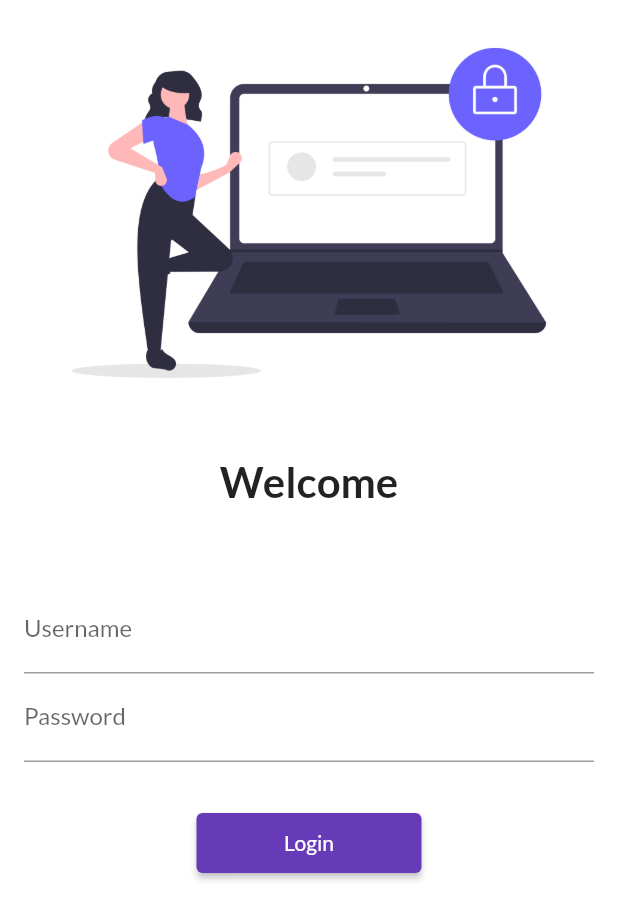
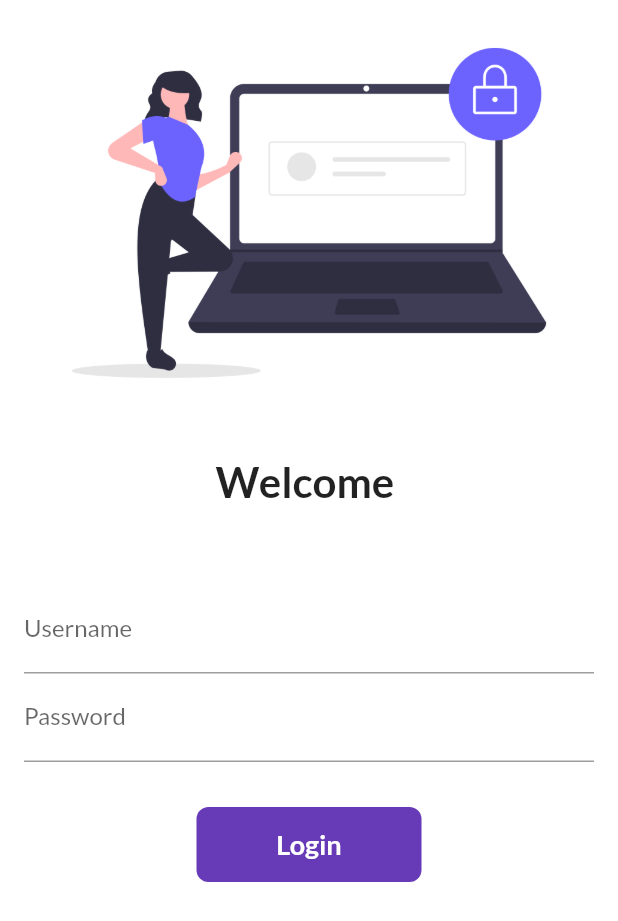
Before and after one commit to Chetan27801/flutter-app, a Flutter app: the screen it shows after launch, on a phone screen of 412 x 824 dp. Shown: the top 921 px of the screen. Run offline on Flutter 3.47's test engine with Material 2 defaults, Android fonts, the phone set to English and light mode, and no system bars; our stand-ins replace google_fonts.

Commit message:
day6 commit

```diff
--- a/lib/pages/login_page.dart
+++ b/lib/pages/login_page.dart
@@ -1,7 +1,14 @@
 import 'package:flutter/material.dart';
 import 'package:flutter_catalog/utils/routes.dart';
 
-class LoginPage extends StatelessWidget {
+class LoginPage extends StatefulWidget {
+  @override
+  _LoginPageState createState() => _LoginPageState();
+}
+
+class _LoginPageState extends State<LoginPage> {
+  String name = "";
+  bool changeButton = false;
   @override
   Widget build(BuildContext context) {
     return Material(
@@ -17,7 +24,7 @@ class LoginPage extends StatelessWidget {
                 height: 20.0,
               ),
               Text(
-                "Welcome",
+                "Welcome $name",
                 style: TextStyle(
                   fontSize: 28,
                   fontWeight: FontWeight.bold,
@@ -36,6 +43,10 @@ class LoginPage extends StatelessWidget {
                         hintText: "Enter Username",
                         labelText: "Username",
                       ),
+                      onChanged: (value) {
+                        name = value;
+                        setState(() {});
+                      },
                     ),
                     TextFormField(
                       obscureText: true,
@@ -47,13 +58,47 @@ class LoginPage extends StatelessWidget {
                     SizedBox(
                       height: 30.0,
                     ),
-                    ElevatedButton(
-                      onPressed: () {
+
+                    InkWell(
+                      onTap: () async {
+                        setState(() {
+                          changeButton = true;
+                        });
+
+                        await Future.delayed(Duration(seconds: 1));
                         Navigator.pushNamed(context, MyRoutes.homeRoute);
                       },
-                      child: Text("Login"),
-                      style: TextButton.styleFrom(minimumSize: Size(150, 40)),
-                    )
+                      child: AnimatedContainer(
+                        duration: Duration(seconds: 1),
+                        width: changeButton ? 50 : 150,
+                        height: 50,
+                        alignment: Alignment.center,
+                        child: changeButton?Icon(Icons.done,color: Colors.white,) :Text(
+                          "Login",
+                          style: TextStyle(
+                            color: Colors.white,
+                            fontSize: 18,
+                            fontWeight: FontWeight.bold,
+                          ),
+                        ),
+                        decoration: BoxDecoration(
+                          color: Colors.deepPurple,
+                          // shape: changeButton
+                          //     ? BoxShape.circle
+                          //     : BoxShape.rectangle,
+                          borderRadius:
+                              BorderRadius.circular(changeButton ? 50 : 8),
+                        ),
+                      ),
+                    ),
+
+                    // ElevatedButton(
+                    //   onPressed: () {
+                    //     Navigator.pushNamed(context, MyRoutes.homeRoute);
+                    //   },
+                    //   child: Text("Login"),
+                    //   style: TextButton.styleFrom(minimumSize: Size(150, 40)),
+                    // )
                   ],
                 ),
               )
```
